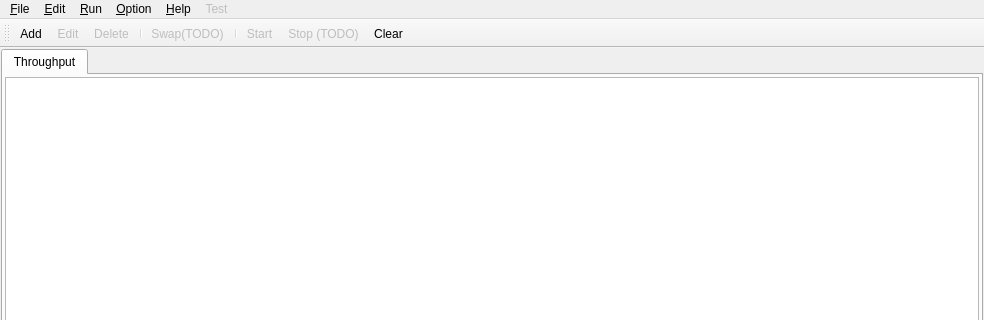
This is qiperfc/src/qiperfc.ui in coolshou/qiperf as Qt 5 draws it before an edit; both pictures show x 0 to 984 and y 0 to 320 of the 984 by 674 pixel window. The edited form follows.
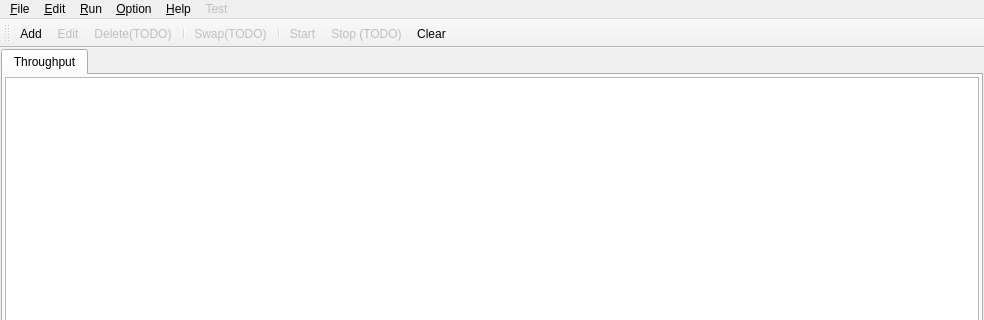
This is the edited form. Icons and pictures are not drawn.

Commit message: mod Delete to Delete(TODO)

```diff
--- a/qiperfc/src/qiperfc.ui
+++ b/qiperfc/src/qiperfc.ui
@@ -280,7 +280,7 @@
      <normaloff>:/pair-del</normaloff>:/pair-del</iconset>
    </property>
    <property name="text">
-    <string>Delete</string>
+    <string>Delete(TODO)</string>
    </property>
    <property name="shortcut">
     <string>Ctrl+D</string>
```
